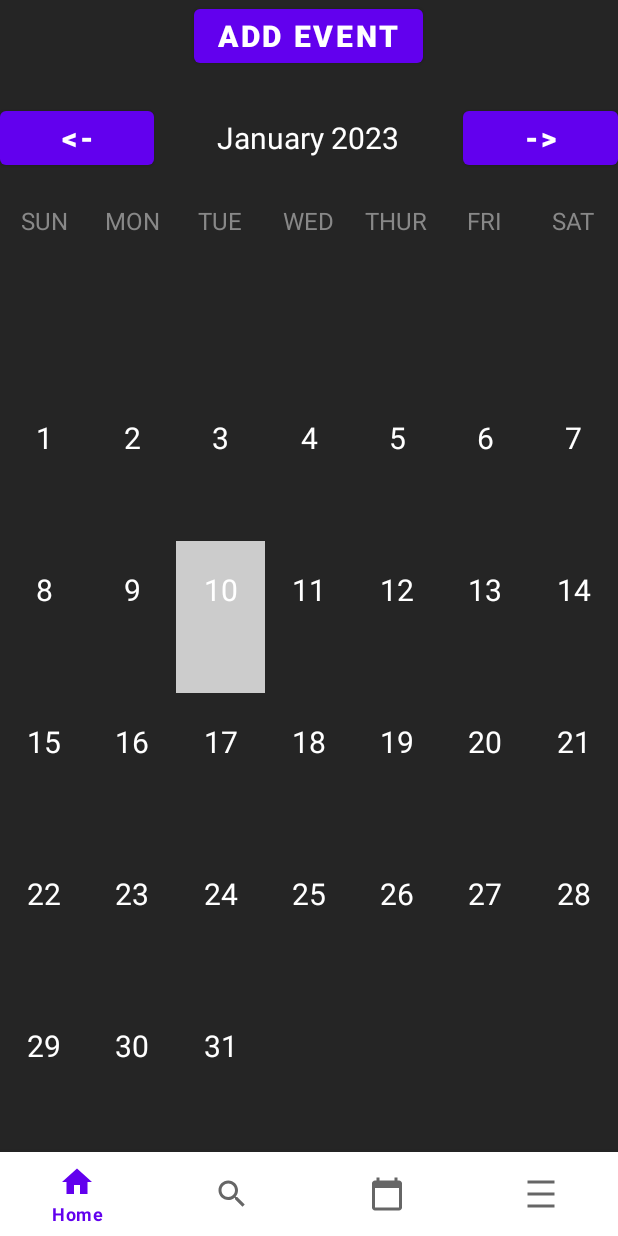
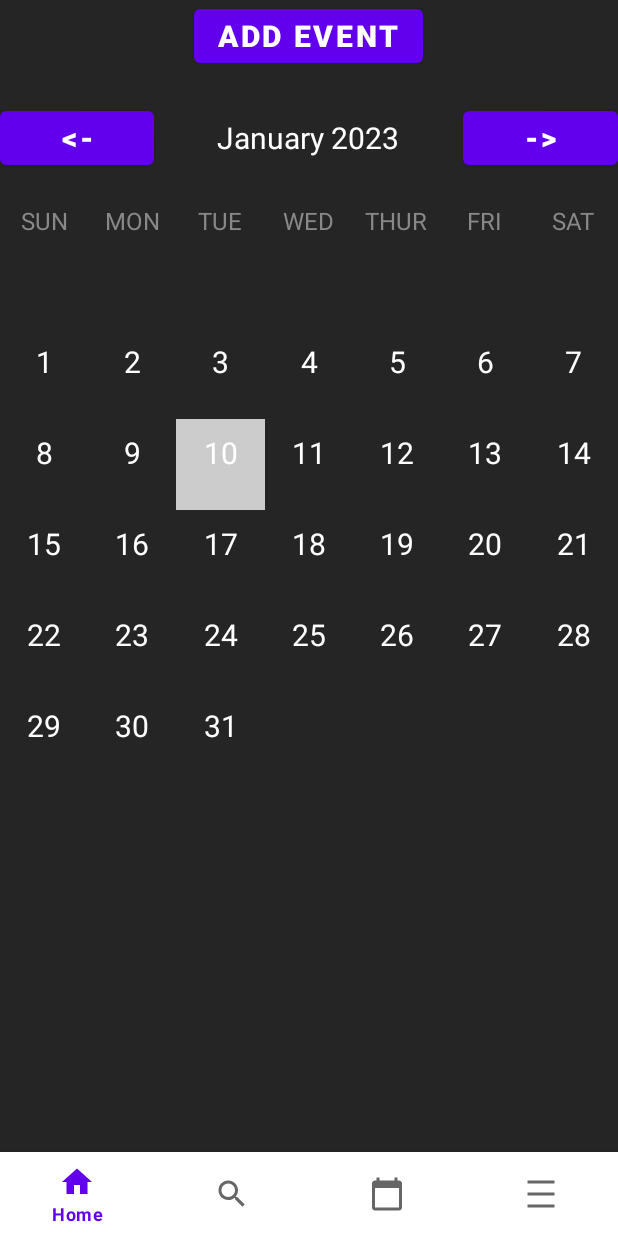
Before and after one commit to IdzhansKhairi/UM_Events, an Android app: the fragment CalendarFragment placed in its activity, on a phone screen of 412 x 824 dp. Run offline under Robolectric (Android 15) with nearby library versions, the phone set to English and light mode, and no system bars; Roboto replaces fonts that are not available here.

Commit message:
calendar change size recycler iew

```diff
--- a/app/src/main/res/layout/fragment_calendar.xml
+++ b/app/src/main/res/layout/fragment_calendar.xml
@@ -140,6 +140,6 @@
     <androidx.recyclerview.widget.RecyclerView
         android:id="@+id/calendarRecyclerView"
         android:layout_width="match_parent"
-        android:layout_height="match_parent" />
+        android:layout_height="365dp" />
 
 </LinearLayout>
```
